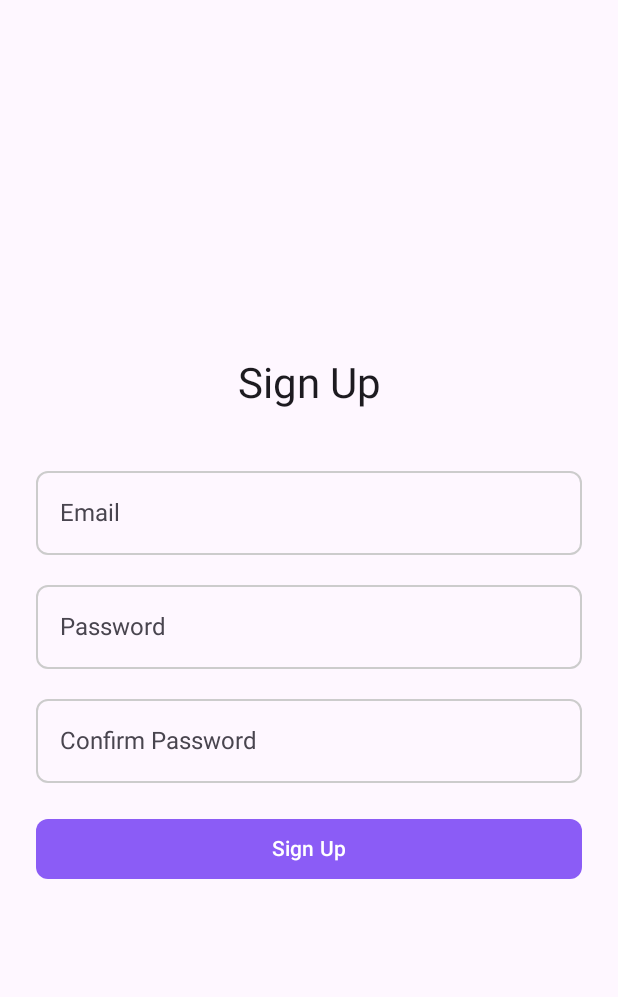
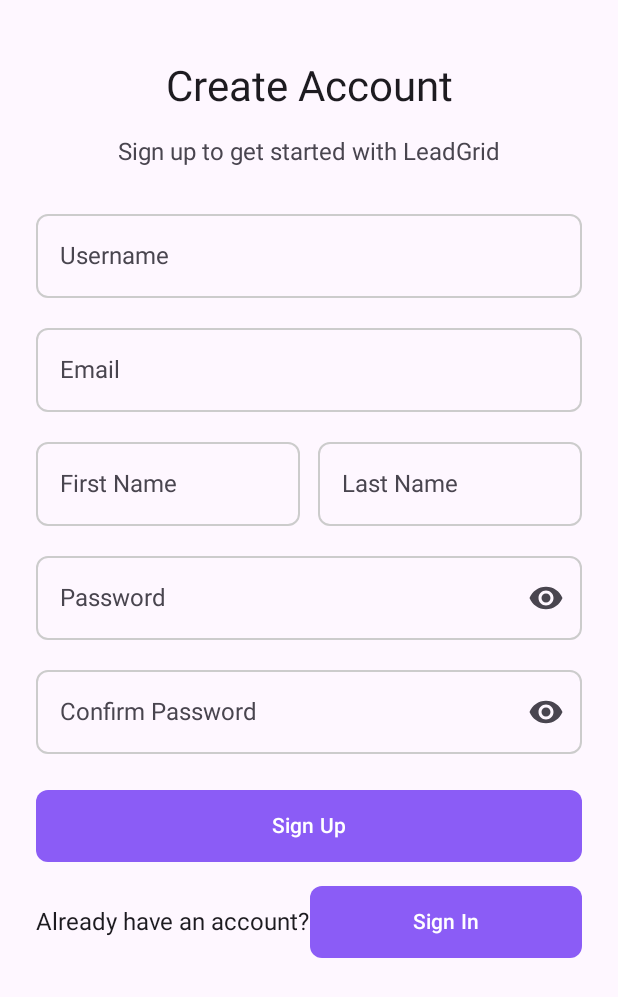
Before and after one commit to Jubayed-Sahel/too-good-crm, an Android app built with Jetpack Compose: the SignupScreen screen opened through its navigation route, on a phone screen of 412 x 824 dp. Shown: the top 997 px of the screen. Run offline under Robolectric (Android 15) with nearby library versions, the phone set to English and light mode, and no system bars.

Commit message:
Sign Up page updated

```diff
--- a/app-frontend/app/build.gradle.kts
+++ b/app-frontend/app/build.gradle.kts
@@ -62,4 +62,6 @@ dependencies {
     implementation(libs.retrofit.converter.gson)
     implementation(libs.kotlinx.coroutines.core)
     implementation(libs.kotlinx.coroutines.android)
+    implementation("androidx.compose.material:material-icons-extended")
+
 }
--- a/app-frontend/app/src/main/java/too/good/crm/features/signup/SignupScreen.kt
+++ b/app-frontend/app/src/main/java/too/good/crm/features/signup/SignupScreen.kt
@@ -21,65 +21,182 @@ import androidx.compose.ui.graphics.Color
 import androidx.compose.ui.text.input.PasswordVisualTransformation
 import androidx.compose.ui.unit.dp
 import too.good.crm.ui.theme.Purple500
+import androidx.compose.material.icons.Icons
+import androidx.compose.material.icons.filled.Visibility
+import androidx.compose.material.icons.filled.VisibilityOff
+import androidx.compose.material3.Icon
+import androidx.compose.material3.IconButton
+import androidx.compose.runtime.getValue
+import androidx.compose.runtime.setValue
+import androidx.compose.runtime.mutableStateOf
+import androidx.compose.runtime.remember
+import androidx.compose.foundation.layout.Row
+import androidx.compose.ui.text.input.VisualTransformation
 
 @Composable
 fun SignupScreen() {
+    var username by remember { mutableStateOf("") }
+    var email by remember { mutableStateOf("") }
+    var firstName by remember { mutableStateOf("") }
+    var lastName by remember { mutableStateOf("") }
+    var password by remember { mutableStateOf("") }
+    var confirmPassword by remember { mutableStateOf("") }
+    var passwordVisible by remember { mutableStateOf(false) }
+    var confirmPasswordVisible by remember { mutableStateOf(false) }
+
     Column(
         modifier = Modifier
             .fillMaxSize()
             .padding(24.dp),
-        verticalArrangement = Arrangement.Center,
         horizontalAlignment = Alignment.CenterHorizontally
     ) {
-        Text(text = "Sign Up", style = MaterialTheme.typography.headlineMedium)
-        Spacer(modifier = Modifier.height(32.dp))
+
+        Text(
+            text = "Create Account",
+            style = MaterialTheme.typography.headlineMedium,
+            modifier = Modifier.padding(vertical = 16.dp)
+        )
+        Text(
+            text = "Sign up to get started with LeadGrid",
+            style = MaterialTheme.typography.bodyLarge,
+            color = MaterialTheme.colorScheme.onSurfaceVariant,
+            modifier = Modifier.padding(bottom = 24.dp)
+        )
+
         OutlinedTextField(
-            value = "",
-            onValueChange = { /*TODO*/ },
-            label = { Text("Email") },
+            value = username,
+            onValueChange = { username = it },
+            label = { Text("Username") },
             modifier = Modifier.fillMaxWidth(),
             shape = RoundedCornerShape(8.dp),
+            singleLine = true,
             colors = OutlinedTextFieldDefaults.colors(
                 focusedBorderColor = Purple500,
                 unfocusedBorderColor = Color.LightGray
             )
         )
         Spacer(modifier = Modifier.height(12.dp))
+
         OutlinedTextField(
-            value = "",
-            onValueChange = { /*TODO*/ },
-            label = { Text("Password") },
-            visualTransformation = PasswordVisualTransformation(),
+            value = email,
+            onValueChange = { email = it },
+            label = { Text("Email") },
             modifier = Modifier.fillMaxWidth(),
             shape = RoundedCornerShape(8.dp),
+            singleLine = true,
             colors = OutlinedTextFieldDefaults.colors(
                 focusedBorderColor = Purple500,
                 unfocusedBorderColor = Color.LightGray
             )
         )
         Spacer(modifier = Modifier.height(12.dp))
+
+        Row(
+            modifier = Modifier.fillMaxWidth(),
+            horizontalArrangement = Arrangement.spacedBy(12.dp)
+        ) {
+            OutlinedTextField(
+                value = firstName,
+                onValueChange = { firstName = it },
+                label = { Text("First Name") },
+                modifier = Modifier.weight(1f),
+                shape = RoundedCornerShape(8.dp),
+                singleLine = true,
+                colors = OutlinedTextFieldDefaults.colors(
+                    focusedBorderColor = Purple500,
+                    unfocusedBorderColor = Color.LightGray
+                )
+            )
+            OutlinedTextField(
+                value = lastName,
+                onValueChange = { lastName = it },
+                label = { Text("Last Name") },
+                modifier = Modifier.weight(1f),
+                shape = RoundedCornerShape(8.dp),
+                singleLine = true,
+                colors = OutlinedTextFieldDefaults.colors(
+                    focusedBorderColor = Purple500,
+                    unfocusedBorderColor = Color.LightGray
+                )
+            )
+        }
+        Spacer(modifier = Modifier.height(12.dp))
+
         OutlinedTextField(
-            value = "",
-            onValueChange = { /*TODO*/ },
-            label = { Text("Confirm Password") },
-            visualTransformation = PasswordVisualTransformation(),
+            value = password,
+            onValueChange = { password = it },
+            label = { Text("Password") },
             modifier = Modifier.fillMaxWidth(),
             shape = RoundedCornerShape(8.dp),
+            visualTransformation = if (passwordVisible) VisualTransformation.None else PasswordVisualTransformation(),
+            trailingIcon = {
+                IconButton(onClick = { passwordVisible = !passwordVisible }) {
+                    Icon(
+                        // FIX: Changed Icons.Default to Icons.Filled
+                        if (passwordVisible) Icons.Filled.VisibilityOff else Icons.Filled.Visibility,
+                        contentDescription = "Toggle password visibility"
+                    )
+                }
+            },
+            singleLine = true,
+            colors = OutlinedTextFieldDefaults.colors(
+                focusedBorderColor = Purple500,
+                unfocusedBorderColor = Color.LightGray
+            )
+        )
+        Spacer(modifier = Modifier.height(12.dp))
+
+        OutlinedTextField(
+            value = confirmPassword,
+            onValueChange = { confirmPassword = it },
+            label = { Text("Confirm Password") },
+            modifier = Modifier.fillMaxWidth(),
+            shape = RoundedCornerShape(8.dp),
+            visualTransformation = if (confirmPasswordVisible) VisualTransformation.None else PasswordVisualTransformation(),
+            trailingIcon = {
+                IconButton(onClick = { confirmPasswordVisible = !confirmPasswordVisible }) {
+                    Icon(
+                        // FIX: Changed Icons.Default to Icons.Filled
+                        if (confirmPasswordVisible) Icons.Filled.VisibilityOff else Icons.Filled.Visibility,
+                        contentDescription = "Toggle password visibility"
+                    )
+                }
+            },
+            singleLine = true,
             colors = OutlinedTextFieldDefaults.colors(
                 focusedBorderColor = Purple500,
                 unfocusedBorderColor = Color.LightGray
             )
         )
         Spacer(modifier = Modifier.height(24.dp))
+
         Button(
-            onClick = { /*TODO*/ },
+            onClick = { /* TODO: Implement signup */ },
             modifier = Modifier
                 .fillMaxWidth()
-                .height(40.dp),
+                .height(48.dp),
             shape = RoundedCornerShape(8.dp),
             colors = ButtonDefaults.buttonColors(containerColor = Purple500)
         ) {
-            Text("Sign Up", color = Color.White)
+            Text("Sign Up")
+        }
+
+        Row(
+            modifier = Modifier.padding(vertical = 16.dp),
+            verticalAlignment = Alignment.CenterVertically
+        ) {
+            Text("Already have an account?")
+            Button(
+                onClick = { /* TODO: Implement signup */ },
+                modifier = Modifier
+                    .fillMaxWidth()
+                    .height(48.dp),
+                shape = RoundedCornerShape(8.dp),
+                colors = ButtonDefaults.buttonColors(containerColor = Purple500)
+            ) {
+                Text("Sign In")
+            }
+
         }
     }
 }
```
